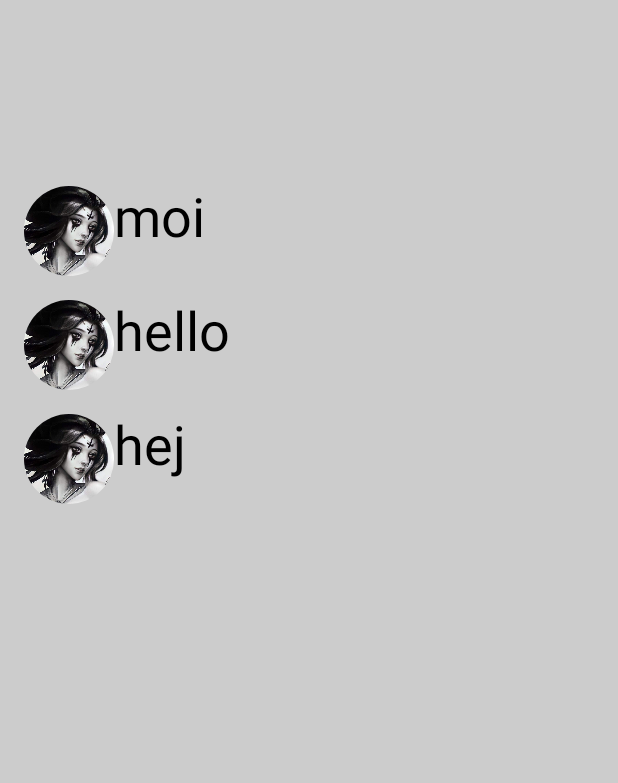
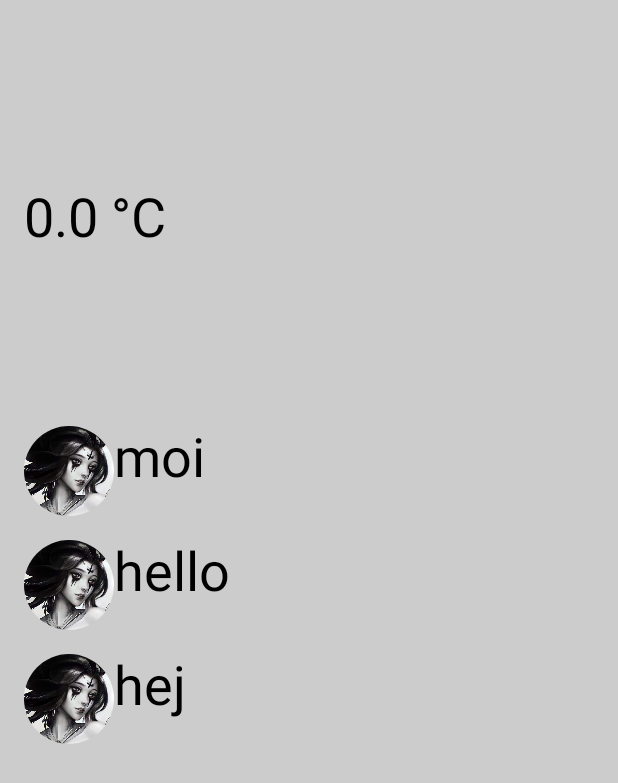
Before and after one commit to eemeliHuotari/mobiilitietotekniikka, an Android app built with Jetpack Compose: the screen it shows after launch (MainActivity), on a phone screen of 412 x 824 dp. Shown: the top 783 px of the screen. Run offline under Robolectric (Android 15) with nearby library versions, the light colour scheme and no system bars.

Commit message:
Added a temperature display

```diff
--- a/app/src/main/java/com/example/mobiilitietotekniikka/MainActivity.kt
+++ b/app/src/main/java/com/example/mobiilitietotekniikka/MainActivity.kt
@@ -35,7 +35,10 @@ import androidx.compose.foundation.layout.width
 import androidx.compose.foundation.shape.CircleShape
 import androidx.compose.foundation.text.BasicTextField
 import androidx.compose.runtime.Composable
+import androidx.compose.runtime.LaunchedEffect
+import androidx.compose.runtime.asFloatState
 import androidx.compose.runtime.getValue
+import androidx.compose.runtime.mutableFloatStateOf
 import androidx.compose.runtime.mutableIntStateOf
 import androidx.compose.runtime.remember
 import androidx.compose.runtime.setValue
@@ -45,6 +48,8 @@ import androidx.compose.ui.graphics.Color
 import androidx.core.content.ContextCompat
 import androidx.core.content.ContextCompat.getSystemService
 import coil.compose.AsyncImage
+import kotlinx.coroutines.delay
+import kotlin.random.Random
 
 
 private var c_window = mutableIntStateOf(0)
@@ -52,7 +57,7 @@ private var messages = mutableListOf<String>("moi","hello","hej")
 private var profilePicture = R.drawable.janna
 private var uri1: Uri? = null
 private var message: String = ""
-
+private var temperature1 = mutableFloatStateOf(0.0f)
 
 
 
@@ -75,8 +80,10 @@ class MainActivity : ComponentActivity() {
 
             override fun onSensorChanged(event: SensorEvent) {
                 val temperature = event.values[0]
+                    if (temperature1.floatValue != temperature) {
+                            temperature1.floatValue = temperature
+                        }
                     if (temperature < 1) {
-
                         Notification.createNotification(
                             this@MainActivity,
                             "Kylmä",
@@ -85,6 +92,7 @@ class MainActivity : ComponentActivity() {
                     }
                 }
             }
+
         sensorManager.registerListener(sensorEventListener, temperatureSensor, SensorManager.SENSOR_DELAY_NORMAL)
         setContent {
             MobiilitietotekniikkaTheme {
@@ -101,7 +109,18 @@ class MainActivity : ComponentActivity() {
                                     .verticalScroll(rememberScrollState())
                             ) {
                                 Spacer(modifier = Modifier.height(100.dp))
+                                Row (
+                                    modifier = Modifier
+                                        .fillMaxWidth()
+                                        .padding(vertical = 8.dp)
+                                ){
 
+                                    Text(
+                                        text = "${temperature1.floatValue} °C",
+                                        style = MaterialTheme.typography.displaySmall
+                                    )
+                                }
+                                Spacer(modifier = Modifier.height(100.dp))
                                 for (message in messages) {
                                     Row(
                                         modifier = Modifier
@@ -235,10 +254,6 @@ class MainActivity : ComponentActivity() {
             }
         }
     }
-
-
-
-
     override fun onBackPressed() {
         if (c_window.intValue != 0) {
             c_window.intValue = 0
```
Lines whose indentation alone changed are shown as unchanged.
